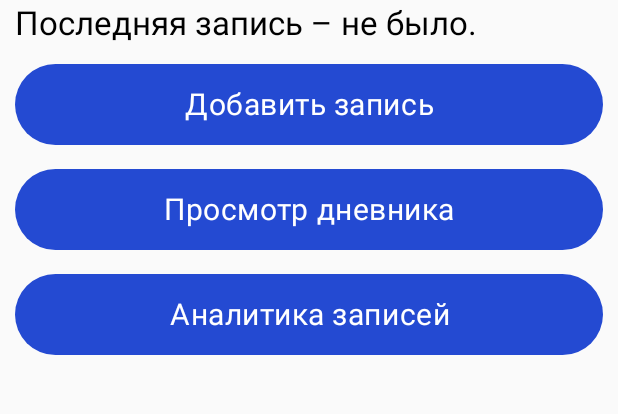
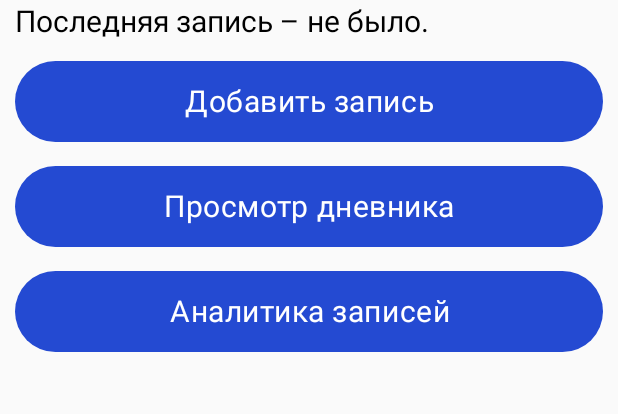
Before and after one commit to Chumochka/KursTest, an Android app: the screen it shows after launch (MainActivity), on a phone screen of 412 x 824 dp, the part 175-589 px from its top. Run offline under Robolectric (Android 15) with nearby library versions, the phone set to English and light mode, and no system bars.

Commit message:
lastdate patch

```diff
--- a/app/src/main/java/com/example/kursovoi/MainActivity.java
+++ b/app/src/main/java/com/example/kursovoi/MainActivity.java
@@ -30,6 +30,7 @@ public class MainActivity extends AppCompatActivity {
         chipAdd = findViewById(R.id.chipAdd);
         chipWatch = findViewById(R.id.chipWatch);
         chipAnalyze = findViewById(R.id.chipAnalyze);
+        getLastDate();
         chipAdd.setOnClickListener(new View.OnClickListener() {
             @Override
             public void onClick(View view) {
@@ -64,10 +65,10 @@ public class MainActivity extends AppCompatActivity {
         Cursor query = db.rawQuery("SELECT date FROM Diary_Entries",null);
 
         tvLastDate = findViewById(R.id.tvLastDate);
-        if(query!=null){
-            query.moveToPosition(query.getCount()-1);
+        if(query.getCount()>0){
+            query.moveToLast();
             String dateString = query.getString(0);
-            DateTimeFormatter formatter = DateTimeFormatter.ofPattern("yyyy-MMM-dd");
+            DateTimeFormatter formatter = DateTimeFormatter.ofPattern("yyyy-MM-dd");
             LocalDate date = LocalDate.parse(dateString,formatter);
             dateString = date.getDayOfMonth() + " ";
             switch (date.getMonthValue()){
--- a/app/src/main/res/layout/activity_main.xml
+++ b/app/src/main/res/layout/activity_main.xml
@@ -36,14 +36,14 @@
                 <TextView
                     android:layout_width="wrap_content"
                     android:layout_height="wrap_content"
-                    android:textSize="22dp"
+                    android:textSize="20dp"
                     android:textColor="@color/textColor"
                     android:text="Последняя запись – "/>
                 <TextView
                     android:id="@+id/tvLastDate"
                     android:layout_width="wrap_content"
                     android:layout_height="wrap_content"
-                    android:textSize="22dp"
+                    android:textSize="20dp"
                     android:textColor="@color/textColor"
                     android:text="не было."/>
             </LinearLayout>
```
